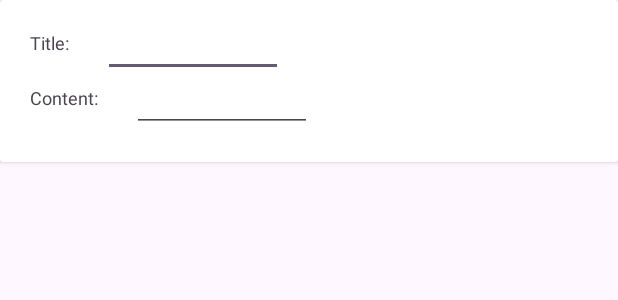
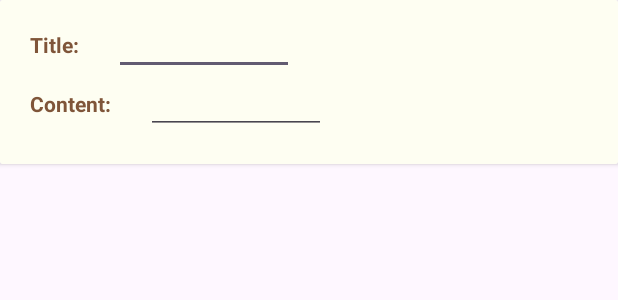
Before and after one commit to taaaf11/AndroidProject-PersonalDiaryApp, an Android app: the layout search_filter_dialog.xml on its own in the app's theme, with its tools: preview values and no code run, on a phone screen of 412 x 824 dp. Shown: the top 300 px of the screen. Run offline under Robolectric (Android 15) with nearby library versions, the phone set to English and light mode, and no system bars.

Commit message:
Make apply-filter dialog colors consistent with app's color

```diff
--- a/app/src/main/res/layout/search_filter_dialog.xml
+++ b/app/src/main/res/layout/search_filter_dialog.xml
@@ -8,6 +8,7 @@
         android:layout_width="match_parent"
         android:layout_height="match_parent"
         android:padding="20dp"
+        android:background="@color/background"
         >
 
         <TextView
@@ -16,7 +17,10 @@
             android:layout_height="wrap_content"
 
             android:text="Title: "
-            android:textSize="12sp"
+            android:textSize="14sp"
+            android:textColor="@color/primary"
+            android:textStyle="bold"
+
 
             app:layout_constraintTop_toTopOf="parent"
             app:layout_constraintStart_toStartOf="parent"
@@ -26,7 +30,8 @@
             android:id="@+id/etTitleValue_layout_search_filter_dialog"
             android:layout_width="120dp"
             android:layout_height="wrap_content"
-
+            android:textSize="14sp"
+            android:textColor="@color/primary"
             app:layout_constraintStart_toEndOf="@id/tvTitle_layout_search_filter_dialog"
             app:layout_constraintTop_toTopOf="@id/tvTitle_layout_search_filter_dialog"
             app:layout_constraintBottom_toBottomOf="@id/tvTitle_layout_search_filter_dialog"
@@ -39,7 +44,9 @@
             android:layout_height="wrap_content"
 
             android:text="Content: "
-            android:textSize="12sp"
+            android:textSize="14sp"
+            android:textColor="@color/primary"
+            android:textStyle="bold"
 
             app:layout_constraintTop_toBottomOf="@id/tvTitle_layout_search_filter_dialog"
             app:layout_constraintStart_toStartOf="parent"
@@ -50,7 +57,8 @@
             android:id="@+id/etContentValue_layout_search_filter_dialog"
             android:layout_width="120dp"
             android:layout_height="wrap_content"
-
+            android:textColor="@color/primary"
+            android:textSize="14sp"
             app:layout_constraintStart_toEndOf="@id/tvContent_layout_search_filter_dialog"
             app:layout_constraintTop_toTopOf="@id/tvContent_layout_search_filter_dialog"
             app:layout_constraintBottom_toBottomOf="@id/tvContent_layout_search_filter_dialog"
```
Also changed, not shown: app/src/main/java/com/example/personaldiaryapp/SetSearchFilterDialogFragment.kt (+38 -3 lines), app/src/main/res/values/styles.xml (+12 -3 lines).
